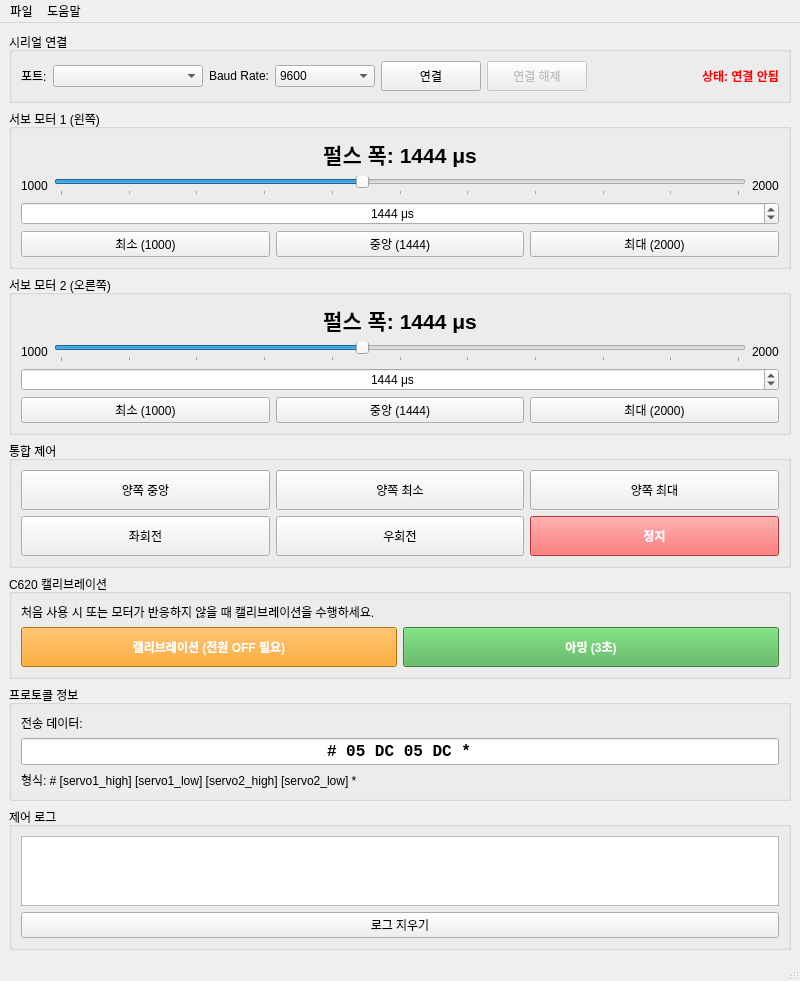
First picture: the form in ui/servo_control.ui, repository kuks2309/wall_climbing_robot, before the edit.
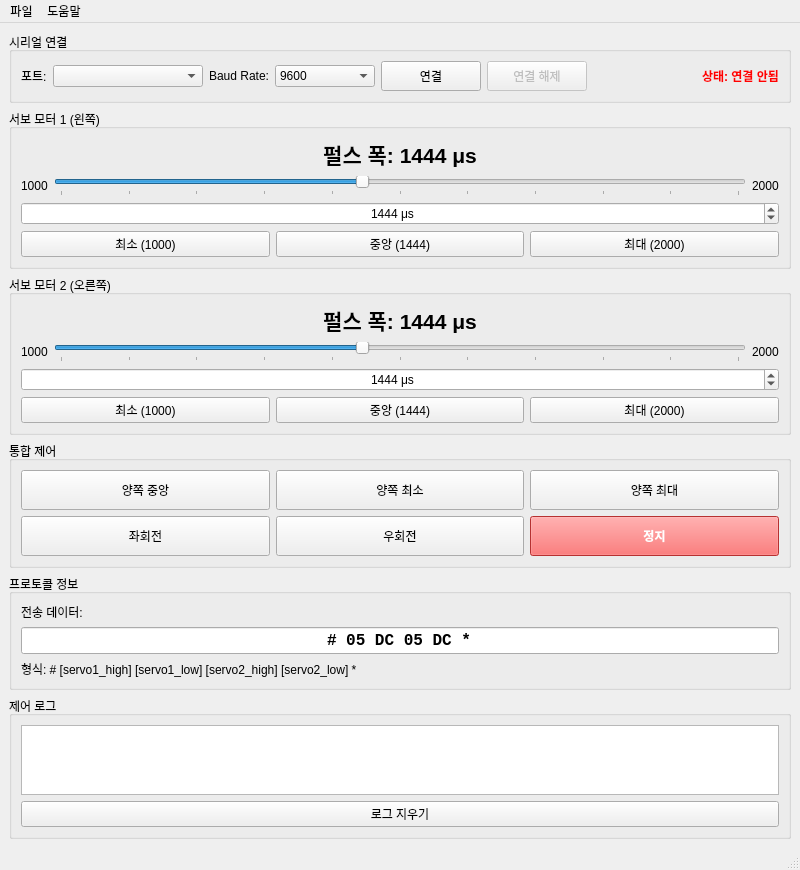
Second picture: the form after the edit.

Commit message:
serialEvent1() 적용 및 캘리브레이션 기능 제거
주요 변경사항:
- Arduino: serialEvent1() 이벤트 핸들러로 변경
- Arduino: Serial 초기화 대기 루프 추가 (while(!Serial1), while(!Serial))
- Arduino: Serial.flush() 추가로 디버그 출력 안정화
- Arduino: Serial baud rate 115200으로 변경
- Python: calibrate_c620(), arm_c620() 함수 제거
- Python: time import 제거 (불필요)
- Python: About 다이얼로그 업데이트 (정확한 사양 반영)
- UI: calibrationGroup 그룹박스 완전 제거

기술 개선:
- 이벤트 기반 시리얼 처리로 응답성 향상
- 캘리브레이션 불필요, 직접 제어로 단순화
- 코드 167줄 감소 (190줄 삭제, 23줄 추가)

🤖 Generated with [Claude Code](https://claude.com/claude-code)

Diff of the .ui file:
```diff
--- a/ui/servo_control.ui
+++ b/ui/servo_control.ui
@@ -459,61 +459,6 @@
       </layout>
      </widget>
     </item>
-    <item>
-     <widget class="QGroupBox" name="calibrationGroup">
-      <property name="title">
-       <string>C620 캘리브레이션</string>
-      </property>
-      <layout class="QVBoxLayout" name="verticalLayout_6">
-       <item>
-        <widget class="QLabel" name="label_calibration_info">
-         <property name="text">
-          <string>처음 사용 시 또는 모터가 반응하지 않을 때 캘리브레이션을 수행하세요.</string>
-         </property>
-         <property name="wordWrap">
-          <bool>true</bool>
-         </property>
-        </widget>
-       </item>
-       <item>
-        <layout class="QHBoxLayout" name="horizontalLayout_9">
-         <item>
-          <widget class="QPushButton" name="btn_calibrate_c620">
-           <property name="minimumSize">
-            <size>
-             <width>0</width>
-             <height>40</height>
-            </size>
-           </property>
-           <property name="styleSheet">
-            <string notr="true">background-color: #FF9800; color: white; font-weight: bold;</string>
-           </property>
-           <property name="text">
-            <string>캘리브레이션 (전원 OFF 필요)</string>
-           </property>
-          </widget>
-         </item>
-         <item>
-          <widget class="QPushButton" name="btn_arm_c620">
-           <property name="minimumSize">
-            <size>
-             <width>0</width>
-             <height>40</height>
-            </size>
-           </property>
-           <property name="styleSheet">
-            <string notr="true">background-color: #4CAF50; color: white; font-weight: bold;</string>
-           </property>
-           <property name="text">
-            <string>아밍 (3초)</string>
-           </property>
-          </widget>
-         </item>
-        </layout>
-       </item>
-      </layout>
-     </widget>
-    </item>
     <item>
      <widget class="QGroupBox" name="protocolGroup">
       <property name="title">
```
The commit also changes 2 other files.
